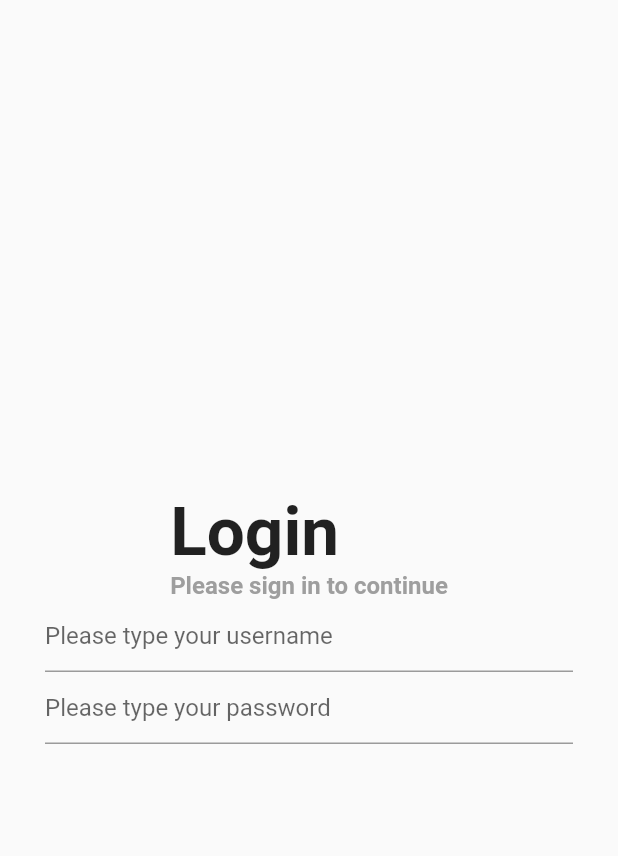
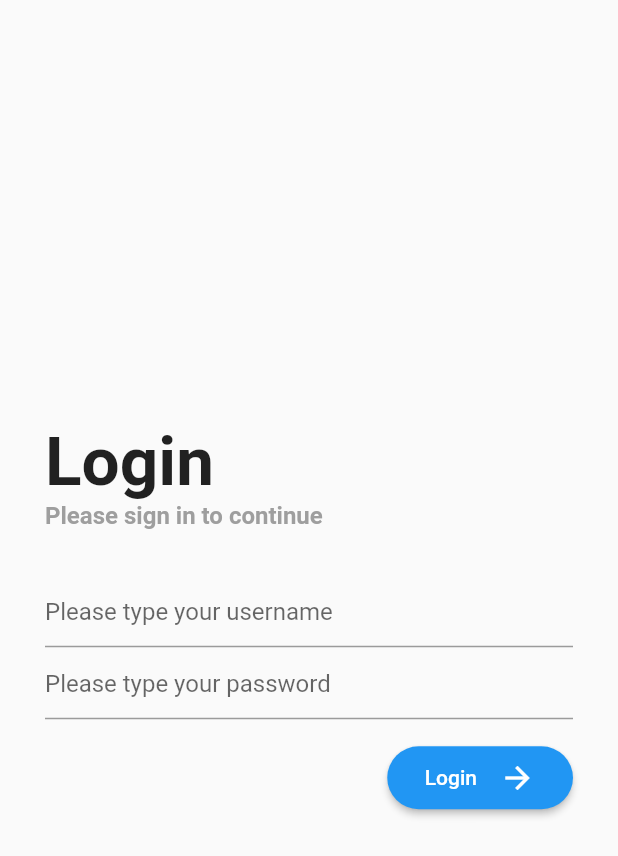
Before and after one commit to je-martinez/2023-flutter-app, a Flutter app: the screen it shows after launch, on a phone screen of 412 x 824 dp. Shown: the top 856 px of the screen. Run offline on Flutter 3.47's test engine with Material 2 defaults, Android fonts, the phone set to English and light mode, and no system bars; drawn by our look-alikes of reactive_forms.

Commit message:
chore: keep working on login button

```diff
--- a/lib/layout/auth_layout.dart
+++ b/lib/layout/auth_layout.dart
@@ -22,12 +22,15 @@ class _AuthLayoutState extends State<AuthLayout> {
               padding: const EdgeInsets.all(30),
               child: Column(
                   mainAxisAlignment: MainAxisAlignment.center,
-                  mainAxisSize: MainAxisSize.max,
                   children: const [
-                    _Titles(
-                      title: loginTitle,
-                      subtitle: loginSubtitle,
-                    ),
+                    Align(
+                        alignment: Alignment.centerLeft,
+                        child: Padding(
+                            padding: EdgeInsets.only(bottom: 30),
+                            child: _Titles(
+                              title: loginTitle,
+                              subtitle: loginSubtitle,
+                            ))),
                     LoginForm()
                   ]),
             )));
@@ -78,6 +81,12 @@ class _LoginFormState extends State<LoginForm> {
     password: ["", Validators.email, Validators.required]
   });
 
+  void onSubmit() {
+    if (authForm.valid) {
+      //Do Stuff
+    }
+  }
+
   @override
   Widget build(BuildContext context) {
     return ReactiveForm(
@@ -99,6 +108,32 @@ class _LoginFormState extends State<LoginForm> {
               validationMessages: {
                 'required': (error) => "Password is a required field."
               },
+            ),
+            Align(
+              alignment: Alignment.bottomRight,
+              child: Padding(
+                  padding: const EdgeInsets.only(top: 15),
+                  child: ElevatedButton(
+                    onPressed: () {},
+                    style: ButtonStyle(
+                        shape: MaterialStateProperty.all(RoundedRectangleBorder(
+                            borderRadius: BorderRadius.circular(25)))),
+                    child: Padding(
+                        padding: const EdgeInsets.all(9),
+                        child: Row(
+                          mainAxisSize: MainAxisSize.min,
+                          children: const [
+                            Text(loginButtonTitle),
+                            SizedBox(
+                              width: 15,
+                            ),
+                            Icon(
+                              Icons.arrow_forward,
+                              size: 24.0,
+                            ),
+                          ],
+                        )),
+                  )),
             )
           ],
         ));
--- a/lib/utils/constants.dart
+++ b/lib/utils/constants.dart
@@ -1,2 +1,3 @@
 const String loginTitle = "Login";
 const String loginSubtitle = "Please sign in to continue";
+const String loginButtonTitle = "Login";
```
